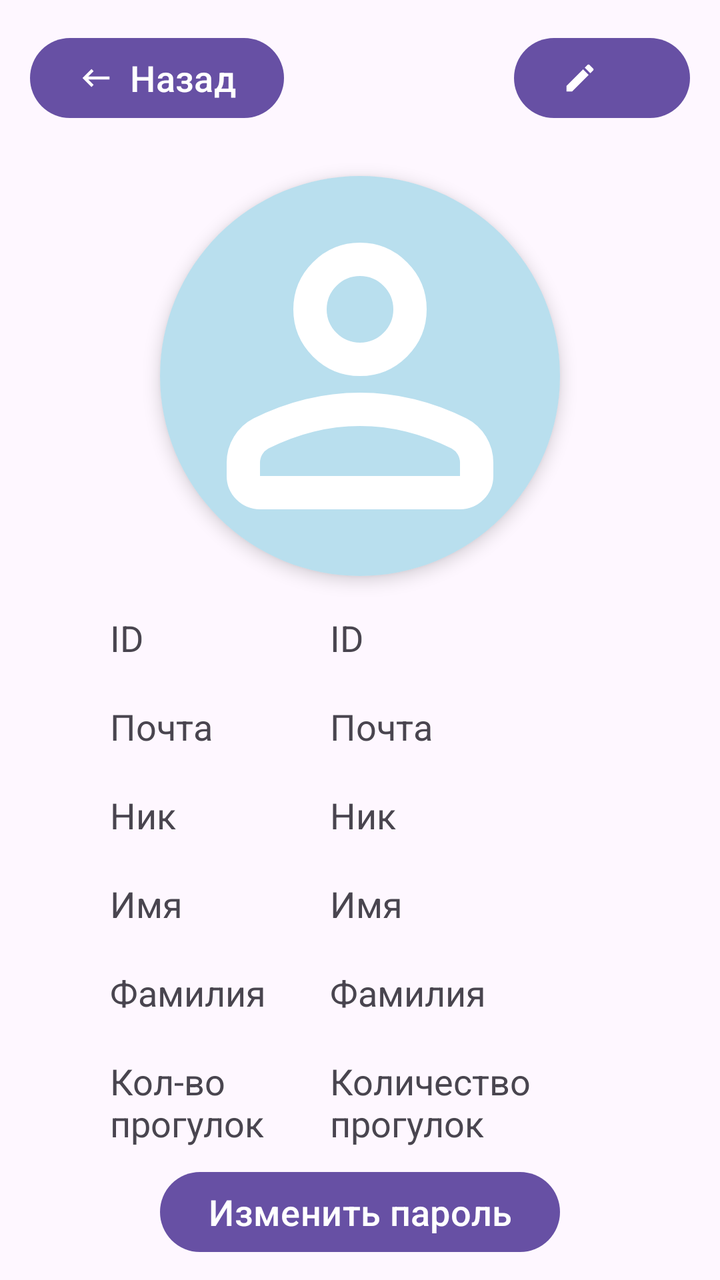
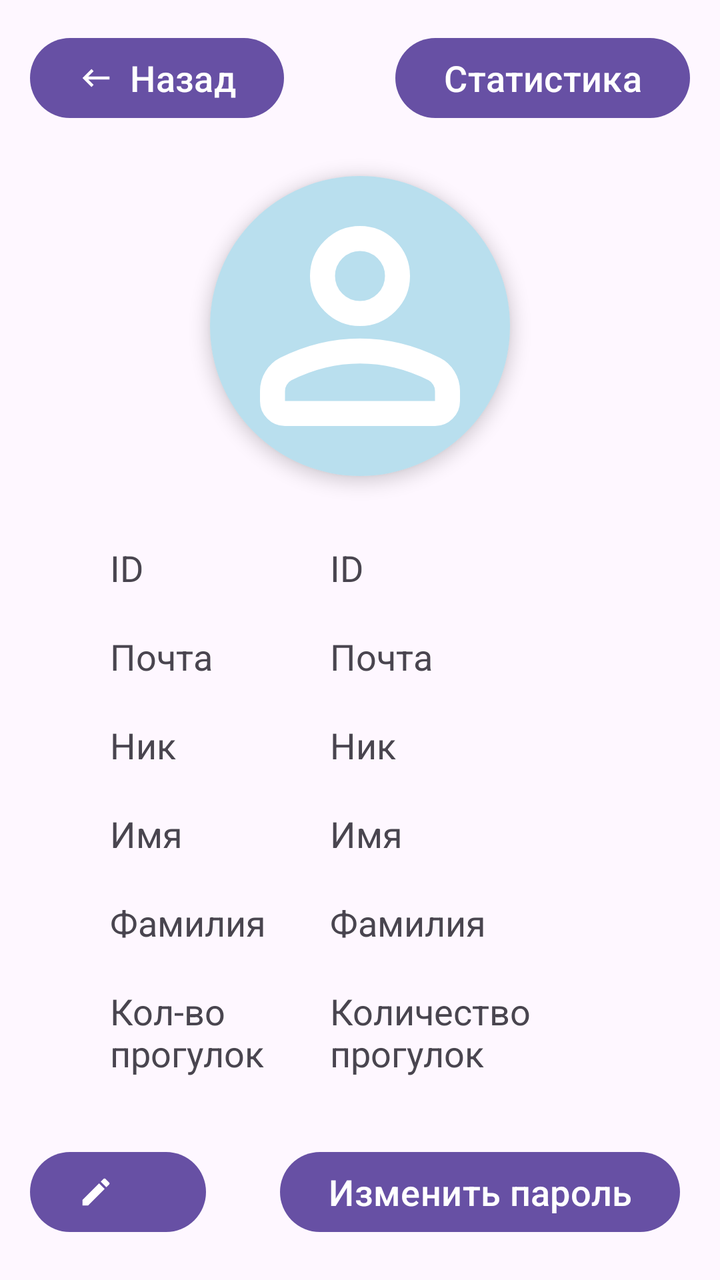

An Android layout rendered at two revisions. The XML below is the earlier revision; the diff shows what the commit changed to produce the second picture.
<!-- AndroidManifest.xml: application theme Base.Theme.TestMapKit -->
<!-- res/layout/fragment_profile.xml -->
<?xml version="1.0" encoding="utf-8"?>
<androidx.constraintlayout.widget.ConstraintLayout xmlns:android="http://schemas.android.com/apk/res/android"
    xmlns:tools="http://schemas.android.com/tools"
    android:layout_width="match_parent"
    android:layout_height="match_parent"
    xmlns:app="http://schemas.android.com/apk/res-auto"
    tools:context=".fragments.setting.user.ProfileFragment">

    <androidx.constraintlayout.widget.ConstraintLayout
        android:id="@+id/cl_btn_profile"
        android:layout_width="match_parent"
        android:layout_height="wrap_content"
        app:layout_constraintEnd_toEndOf="parent"
        app:layout_constraintStart_toStartOf="parent"
        app:layout_constraintTop_toTopOf="parent"
        android:layout_margin="10dp"
        >
        <com.google.android.material.button.MaterialButton
            android:id="@+id/btn_back_profile"
            android:layout_width="wrap_content"
            android:layout_height="wrap_content"
            app:icon="@drawable/ic_back"
            app:layout_constraintStart_toStartOf="parent"
            app:layout_constraintTop_toTopOf="parent"
            android:layout_margin="5dp"
            android:text="Назад"
            android:textSize="@dimen/text_normal"
            />

        <com.google.android.material.button.MaterialButton
            android:id="@+id/btn_edit_profile"
            android:layout_width="wrap_content"
            android:layout_height="wrap_content"
            app:icon="@drawable/ic_edit"
            app:layout_constraintEnd_toEndOf="parent"
            app:layout_constraintTop_toTopOf="parent"
            app:layout_constraintBottom_toBottomOf="parent"
            android:layout_margin="5dp"
            android:text=""
            android:textSize="@dimen/text_normal"/>

    </androidx.constraintlayout.widget.ConstraintLayout>

    <androidx.cardview.widget.CardView
        android:id="@+id/cv_img_profile"
        android:layout_width="wrap_content"
        android:layout_height="wrap_content"
        app:cardElevation="5dp"
        app:cardCornerRadius="180dp"
        app:layout_constraintEnd_toEndOf="parent"
        app:layout_constraintStart_toStartOf="parent"
        app:layout_constraintTop_toBottomOf="@id/cl_btn_profile"
        android:layout_margin="20dp">

        <androidx.constraintlayout.widget.ConstraintLayout
            android:layout_width="wrap_content"
            android:layout_height="wrap_content">

            <ImageView
                android:id="@+id/img_profile"
                android:layout_width="200dp"
                android:layout_height="200dp"
                android:background="@color/light_blue"
                android:contentDescription="User avatar"
                android:src="@drawable/ic_profile"
                app:layout_constraintBottom_toBottomOf="parent"
                app:layout_constraintEnd_toEndOf="parent"
                app:layout_constraintStart_toStartOf="parent"
                app:layout_constraintTop_toTopOf="parent" />

        </androidx.constraintlayout.widget.ConstraintLayout>

    </androidx.cardview.widget.CardView>

    <ScrollView
        android:layout_width="match_parent"
        android:layout_height="wrap_content"
        app:layout_constraintEnd_toEndOf="parent"
        app:layout_constraintTop_toBottomOf="@id/cv_img_profile"
        app:layout_constraintBottom_toTopOf="@id/btn_change_pass">

        <LinearLayout
            android:id="@+id/ll_profile_detail"
            android:layout_width="match_parent"
            android:layout_height="wrap_content"
            android:orientation="vertical"
            android:layout_margin="20dp">

            <LinearLayout
                android:id="@+id/ll_profile_id"
                android:layout_width="match_parent"
                android:layout_height="wrap_content"
                android:orientation="horizontal"
                android:layout_marginTop="10dp"
                android:layout_marginEnd="30dp"
                android:layout_marginStart="30dp">

                <TextView
                    android:layout_width="@dimen/text_view_width_normal"
                    android:layout_height="match_parent"
                    android:layout_margin="5dp"
                    android:textSize="@dimen/text_normal"
                    android:text="ID"
                    android:gravity="center_vertical"/>

                <TextView
                    android:id="@+id/tv_profile_id"
                    android:layout_width="match_parent"
                    android:layout_height="match_parent"
                    android:layout_margin="5dp"
                    android:textSize="@dimen/text_normal"
                    android:text="ID"
                    android:gravity="center_vertical"/>

            </LinearLayout>

            <LinearLayout
                android:id="@+id/ll_profile_email"
                android:layout_width="match_parent"
                android:layout_height="wrap_content"
                android:orientation="horizontal"
                android:layout_marginTop="10dp"
                android:layout_marginEnd="30dp"
                android:layout_marginStart="30dp">

                <TextView
                    android:layout_width="@dimen/text_view_width_normal"
                    android:layout_height="match_parent"
                    android:layout_margin="5dp"
                    android:textSize="@dimen/text_normal"
                    android:text="Почта"
                    android:gravity="center_vertical"/>

                <TextView
                    android:id="@+id/tv_profile_email"
                    android:layout_width="match_parent"
                    android:layout_height="match_parent"
                    android:layout_margin="5dp"
                    android:textSize="@dimen/text_normal"
                    android:text="Почта"
                    android:gravity="center_vertical"/>

            </LinearLayout>

            <LinearLayout
                android:id="@+id/ll_profile_username"
                android:layout_width="match_parent"
                android:layout_height="wrap_content"
                android:orientation="horizontal"
                android:layout_marginTop="10dp"
                android:layout_marginEnd="30dp"
                android:layout_marginStart="30dp"
                android:visibility="visible"
                >

                <TextView
                    android:layout_width="@dimen/text_view_width_normal"
                    android:layout_height="match_parent"
                    android:layout_margin="5dp"
                    android:textSize="@dimen/text_normal"
                    android:text="Ник"
                    android:gravity="center_vertical" />

                <TextView
                    android:id="@+id/tv_profile_username"
                    android:layout_width="match_parent"
                    android:layout_height="match_parent"
                    android:layout_margin="5dp"
                    android:textSize="@dimen/text_normal"
                    android:text="Ник"
                    android:gravity="center_vertical" />

            </LinearLayout>

            <LinearLayout
                android:id="@+id/ll_user_first_name"
                android:layout_width="match_parent"
                android:layout_height="wrap_content"
                android:orientation="horizontal"
                android:layout_marginTop="10dp"
                android:layout_marginEnd="30dp"
                android:layout_marginStart="30dp"
                android:visibility="visible"
                >

                <TextView
                    android:layout_width="@dimen/text_view_width_normal"
                    android:layout_height="match_parent"
                    android:layout_margin="5dp"
                    android:textSize="@dimen/text_normal"
                    android:text="Имя"
                    android:gravity="center_vertical" />

                <TextView
                    android:id="@+id/tv_profile_first_name"
                    android:layout_width="match_parent"
                    android:layout_height="match_parent"
                    android:layout_margin="5dp"
                    android:textSize="@dimen/text_normal"
                    android:text="Имя"
                    android:gravity="center_vertical" />

            </LinearLayout>

            <LinearLayout
                android:id="@+id/ll_profile_last_name"
                android:layout_width="match_parent"
                android:layout_height="wrap_content"
                android:orientation="horizontal"
                android:layout_marginTop="10dp"
                android:layout_marginEnd="30dp"
                android:layout_marginStart="30dp"
                android:visibility="visible"
                >

                <TextView
                    android:layout_width="@dimen/text_view_width_normal"
                    android:layout_height="match_parent"
                    android:layout_margin="5dp"
                    android:textSize="@dimen/text_normal"
                    android:text="Фамилия"
                    android:gravity="center_vertical" />

                <TextView
                    android:id="@+id/tv_profile_last_name"
                    android:layout_width="match_parent"
                    android:layout_height="match_parent"
                    android:layout_margin="5dp"
                    android:textSize="@dimen/text_normal"
                    android:text="Фамилия"
                    android:gravity="center_vertical" />

            </LinearLayout>

            <LinearLayout
                android:id="@+id/ll_profile_stat_count"
                android:layout_width="match_parent"
                android:layout_height="wrap_content"
                android:orientation="horizontal"
                android:layout_marginTop="10dp"
                android:layout_marginEnd="30dp"
                android:layout_marginStart="30dp"
                android:visibility="visible"
                >

                <TextView
                    android:layout_width="@dimen/text_view_width_normal"
                    android:layout_height="match_parent"
                    android:layout_margin="5dp"
                    android:textSize="@dimen/text_normal"
                    android:text="Кол-во прогулок"
                    android:gravity="center_vertical" />

                <TextView
                    android:id="@+id/tv_profile_stat_count"
                    android:layout_width="match_parent"
                    android:layout_height="match_parent"
                    android:layout_margin="5dp"
                    android:textSize="@dimen/text_normal"
                    android:text="Количество прогулок"
                    android:gravity="center_vertical" />

            </LinearLayout>
        </LinearLayout>
    </ScrollView>

    <Button
        android:id="@+id/btn_change_pass"
        android:layout_width="wrap_content"
        android:layout_height="wrap_content"
        android:text="Изменить пароль"
        android:layout_margin="10dp"
        android:textSize="@dimen/text_normal"
        app:layout_constraintEnd_toEndOf="parent"
        app:layout_constraintStart_toStartOf="parent"
        app:layout_constraintBottom_toBottomOf="parent"/>

    <ProgressBar
        android:id="@+id/pb_profile"
        android:layout_width="wrap_content"
        android:layout_height="wrap_content"
        android:layout_gravity="center"
        android:visibility="gone"
        app:layout_constraintBottom_toBottomOf="parent"
        app:layout_constraintEnd_toEndOf="parent"
        app:layout_constraintStart_toStartOf="parent"
        app:layout_constraintTop_toTopOf="parent" />

</androidx.constraintlayout.widget.ConstraintLayout>
<!-- resources referenced by this layout -->
<resources>
  <color name="light_blue">#CCA8D8EA</color>
  <dimen name="text_normal">18sp</dimen>
  <dimen name="text_view_width_normal">100dp</dimen>
  <!-- drawable ic_back (drawable) -->
  <vector xmlns:android="http://schemas.android.com/apk/res/android" android:autoMirrored="true" android:height="24dp" android:tint="#FFFFFF" android:viewportHeight="24" android:viewportWidth="24" android:width="24dp">
        
      <path android:fillColor="@android:color/white" android:pathData="M21,11H6.83l3.58,-3.59L9,6l-6,6 6,6 1.41,-1.41L6.83,13H21z"/>
      
  </vector>
  <!-- drawable ic_edit (drawable) -->
  <vector xmlns:android="http://schemas.android.com/apk/res/android" android:height="24dp" android:tint="#FFFFFF" android:viewportHeight="24" android:viewportWidth="24" android:width="24dp">
        
      <path android:fillColor="@android:color/white" android:pathData="M3,17.25V21h3.75L17.81,9.94l-3.75,-3.75L3,17.25zM20.71,7.04c0.39,-0.39 0.39,-1.02 0,-1.41l-2.34,-2.34c-0.39,-0.39 -1.02,-0.39 -1.41,0l-1.83,1.83 3.75,3.75 1.83,-1.83z"/>
      
  </vector>
  <!-- drawable ic_profile (drawable) -->
  <vector xmlns:android="http://schemas.android.com/apk/res/android" android:height="24dp" android:tint="#FFFFFF" android:viewportHeight="960" android:viewportWidth="960" android:width="24dp">
        
      <path android:fillColor="@android:color/white" android:pathData="M367,433Q320,386 320,320Q320,254 367,207Q414,160 480,160Q546,160 593,207Q640,254 640,320Q640,386 593,433Q546,480 480,480Q414,480 367,433ZM160,720L160,688Q160,654 177.5,625.5Q195,597 224,582Q286,551 350,535.5Q414,520 480,520Q546,520 610,535.5Q674,551 736,582Q765,597 782.5,625.5Q800,654 800,688L800,720Q800,753 776.5,776.5Q753,800 720,800L240,800Q207,800 183.5,776.5Q160,753 160,720ZM240,720L720,720L720,688Q720,677 714.5,668Q709,659 700,654Q646,627 591,613.5Q536,600 480,600Q424,600 369,613.5Q314,627 260,654Q251,659 245.5,668Q240,677 240,688L240,720ZM536.5,376.5Q560,353 560,320Q560,287 536.5,263.5Q513,240 480,240Q447,240 423.5,263.5Q400,287 400,320Q400,353 423.5,376.5Q447,400 480,400Q513,400 536.5,376.5ZM480,320Q480,320 480,320Q480,320 480,320Q480,320 480,320Q480,320 480,320Q480,320 480,320Q480,320 480,320Q480,320 480,320Q480,320 480,320ZM480,720L480,720Q480,720 480,720Q480,720 480,720Q480,720 480,720Q480,720 480,720Q480,720 480,720Q480,720 480,720Q480,720 480,720Q480,720 480,720L480,720Z"/>
      
  </vector>
  <style name="Base.Theme.TestMapKit" parent="Theme.Material3.DayNight.NoActionBar">
  
      </style>
</resources>

<!-- the commit's change to res/layout/fragment_profile.xml (unified diff, before → after) -->
@@ -28,15 +28,14 @@
             />
 
         <com.google.android.material.button.MaterialButton
-            android:id="@+id/btn_edit_profile"
-            android:layout_width="wrap_content"
-            android:layout_height="wrap_content"
-            app:icon="@drawable/ic_edit"
+            android:id="@+id/btn_user_statistic_profile"
+            android:layout_width="wrap_content"
+            android:layout_height="wrap_content"
             app:layout_constraintEnd_toEndOf="parent"
             app:layout_constraintTop_toTopOf="parent"
             app:layout_constraintBottom_toBottomOf="parent"
             android:layout_margin="5dp"
-            android:text=""
+            android:text="Статистика"
             android:textSize="@dimen/text_normal"/>
 
     </androidx.constraintlayout.widget.ConstraintLayout>
@@ -58,8 +57,8 @@
 
             <ImageView
                 android:id="@+id/img_profile"
-                android:layout_width="200dp"
-                android:layout_height="200dp"
+                android:layout_width="@dimen/text_view_width_extra"
+                android:layout_height="@dimen/text_view_width_extra"
                 android:background="@color/light_blue"
                 android:contentDescription="User avatar"
                 android:src="@drawable/ic_profile"
@@ -73,18 +72,20 @@
     </androidx.cardview.widget.CardView>
 
     <ScrollView
+        android:id="@+id/ll_profile_detail"
         android:layout_width="match_parent"
         android:layout_height="wrap_content"
         app:layout_constraintEnd_toEndOf="parent"
+        app:layout_constraintStart_toStartOf="parent"
         app:layout_constraintTop_toBottomOf="@id/cv_img_profile"
-        app:layout_constraintBottom_toTopOf="@id/btn_change_pass">
+        app:layout_constraintBottom_toTopOf="@id/cl_btn_profile_change">
 
         <LinearLayout
-            android:id="@+id/ll_profile_detail"
             android:layout_width="match_parent"
             android:layout_height="wrap_content"
             android:orientation="vertical"
-            android:layout_margin="20dp">
+            android:layout_margin="20dp"
+            android:gravity="center">
 
             <LinearLayout
                 android:id="@+id/ll_profile_id"
@@ -264,16 +265,39 @@
         </LinearLayout>
     </ScrollView>
 
-    <Button
-        android:id="@+id/btn_change_pass"
-        android:layout_width="wrap_content"
-        android:layout_height="wrap_content"
-        android:text="Изменить пароль"
-        android:layout_margin="10dp"
-        android:textSize="@dimen/text_normal"
-        app:layout_constraintEnd_toEndOf="parent"
-        app:layout_constraintStart_toStartOf="parent"
-        app:layout_constraintBottom_toBottomOf="parent"/>
+    <androidx.constraintlayout.widget.ConstraintLayout
+        android:id="@+id/cl_btn_profile_change"
+        android:layout_width="match_parent"
+        android:layout_height="wrap_content"
+        app:layout_constraintEnd_toEndOf="parent"
+        app:layout_constraintStart_toStartOf="parent"
+        app:layout_constraintBottom_toBottomOf="parent"
+        android:layout_margin="10dp">
+
+        <com.google.android.material.button.MaterialButton
+            android:id="@+id/btn_edit_profile"
+            android:layout_width="wrap_content"
+            android:layout_height="wrap_content"
+            app:icon="@drawable/ic_edit"
+            app:layout_constraintStart_toStartOf="parent"
+            app:layout_constraintTop_toTopOf="parent"
+            app:layout_constraintBottom_toBottomOf="parent"
+            android:layout_margin="5dp"
+            android:text=""
+            android:textSize="@dimen/text_normal"/>
+
+        <Button
+            android:id="@+id/btn_change_pass"
+            android:layout_width="wrap_content"
+            android:layout_height="wrap_content"
+            android:text="Изменить пароль"
+            android:layout_margin="10dp"
+            android:textSize="@dimen/text_normal"
+
+            app:layout_constraintEnd_toEndOf="parent"
+            app:layout_constraintTop_toTopOf="parent"
+            app:layout_constraintBottom_toBottomOf="parent"/>
+    </androidx.constraintlayout.widget.ConstraintLayout>
 
     <ProgressBar
         android:id="@+id/pb_profile"
<!-- resource entries referenced after the edit -->
@@ -2,6 +2,7 @@
 <resources>
   <color name="light_blue">#CCA8D8EA</color>
   <dimen name="text_normal">18sp</dimen>
+  <dimen name="text_view_width_extra">150dp</dimen>
   <dimen name="text_view_width_normal">100dp</dimen>
   <!-- drawable ic_back (drawable) -->
   <vector xmlns:android="http://schemas.android.com/apk/res/android" android:autoMirrored="true" android:height="24dp" android:tint="#FFFFFF" android:viewportHeight="24" android:viewportWidth="24" android:width="24dp">
